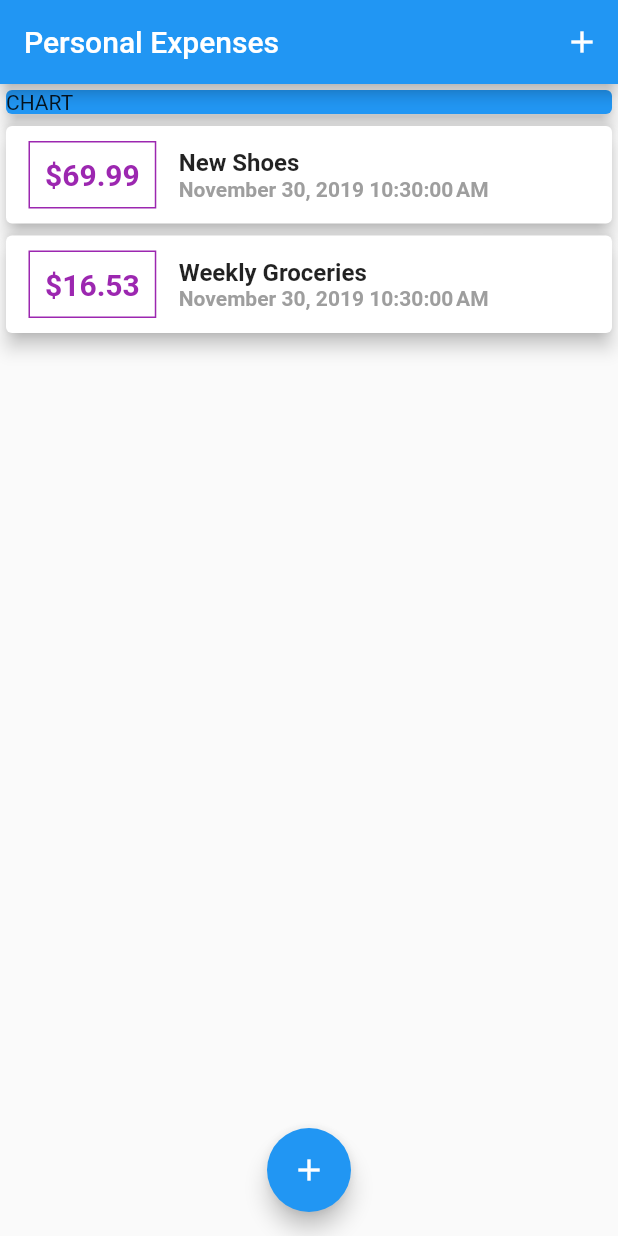
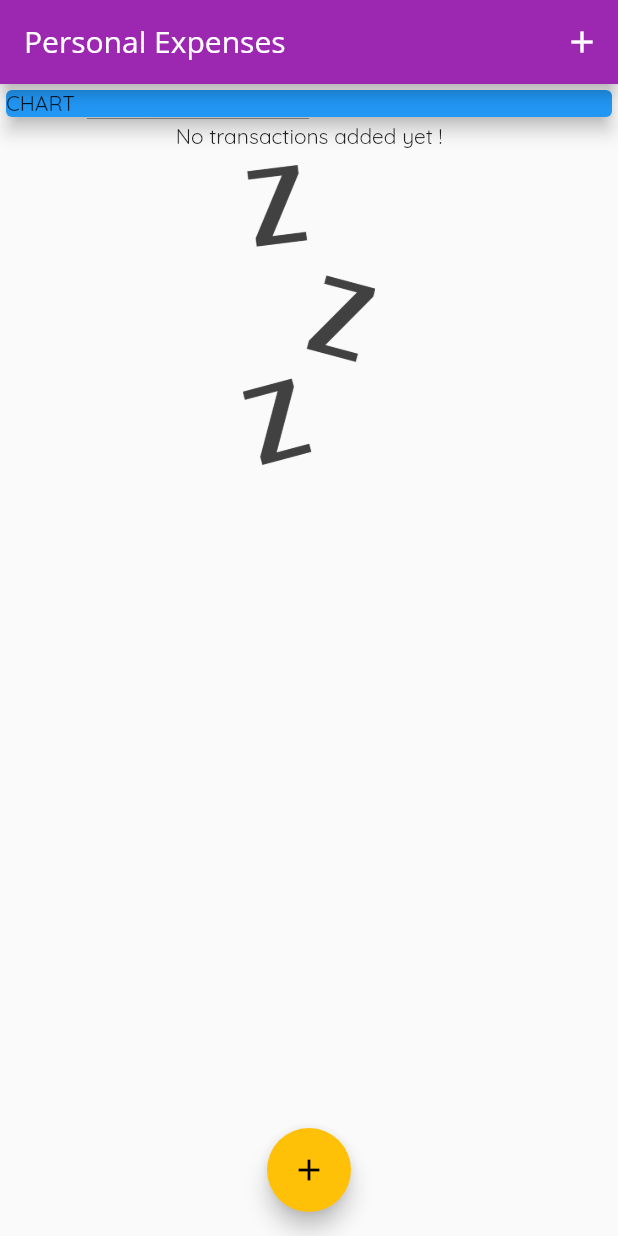
Before and after one commit to CaioRagazzi/secondAppFlutterCourse, a Flutter app: the screen it shows after launch, on a phone screen of 412 x 824 dp. Run offline on Flutter 3.47's test engine with Material 2 defaults, Android fonts, the phone set to English and light mode, and no system bars.

Commit message:
continuação curso flutter

```diff
--- a/lib/main.dart
+++ b/lib/main.dart
@@ -10,6 +10,10 @@ class MyApp extends StatelessWidget {
   Widget build(BuildContext context) {
     return MaterialApp(
       title: 'Personal Expenses',
+      theme: ThemeData(
+          primarySwatch: Colors.purple,
+          accentColor: Colors.amber,
+          fontFamily: 'Quicksand'),
       home: MyHomePage(),
     );
   }
@@ -21,15 +25,7 @@ class MyHomePage extends StatefulWidget {
 }
 
 class _MyHomePageState extends State<MyHomePage> {
-  final List<Transaction> _userTransaction = [
-    Transaction(
-        id: 't1', title: 'New Shoes', amount: 69.99, date: DateTime.now()),
-    Transaction(
-        id: 't2',
-        title: 'Weekly Groceries',
-        amount: 16.53,
-        date: DateTime.now()),
-  ];
+  final List<Transaction> _userTransaction = [];
 
   void _addTransaction(String title, double amount) {
     final newTx = Transaction(
@@ -55,7 +51,10 @@ class _MyHomePageState extends State<MyHomePage> {
   Widget build(BuildContext context) {
     return Scaffold(
       appBar: AppBar(
-        title: Text('Personal Expenses'),
+        title: Text(
+          'Personal Expenses',
+          style: TextStyle(fontFamily: 'OpenSans'),
+        ),
         actions: <Widget>[
           IconButton(
             icon: Icon(Icons.add),
--- a/lib/widgets/transaction_list.dart
+++ b/lib/widgets/transaction_list.dart
@@ -11,17 +11,34 @@ class TransactionList extends StatelessWidget {
   Widget build(BuildContext context) {
     return Container(
       height: 350,
-      child: ListView.builder(
+      child: userTransaction.isEmpty
+          ? Column(
+              children: <Widget>[
+                Text('No transactions added yet !'),
+                SizedBox(
+                  height: 10,
+                ),
+                Container(
+                  height: 200,
+                  child: Image.asset(
+                    'assets/images/waiting.png',
+                    fit: BoxFit.cover,
+                  ),
+                )
+              ],
+            )
+          : ListView.builder(
               itemBuilder: (ctx, index) {
                 return Card(
                   elevation: 5,
                   child: Row(
                     children: <Widget>[
                       Container(
-                  margin: EdgeInsets.symmetric(vertical: 10, horizontal: 15),
+                        margin:
+                            EdgeInsets.symmetric(vertical: 10, horizontal: 15),
                         decoration: BoxDecoration(
                           border: Border.all(
-                      color: Colors.purple,
+                            color: Theme.of(context).primaryColor,
                           ),
                         ),
                         padding: EdgeInsets.all(10),
@@ -38,15 +55,15 @@ class TransactionList extends StatelessWidget {
                         children: <Widget>[
                           Text(
                             userTransaction[index].title,
-                      style:
-                          TextStyle(fontWeight: FontWeight.bold, fontSize: 16),
+                            style: TextStyle(
+                                fontWeight: FontWeight.bold, fontSize: 16),
                           ),
                           Text(
                             DateFormat().format(userTransaction[index].date),
                             style: TextStyle(
                                 fontWeight: FontWeight.bold,
                                 fontSize: 14,
-                          color: Colors.grey),
+                                color: Theme.of(context).primaryColor),
                           )
                         ],
                       )
```
Also changed, not shown: pubspec.yaml (+13 -14 lines), assets/fonts/OpenSans-Bold.ttf (added), assets/fonts/OpenSans-Regular.ttf (added), assets/fonts/Quicksand-Bold.ttf (added), assets/fonts/Quicksand-Light.ttf (added), assets/fonts/Quicksand-Medium.ttf (added), assets/fonts/Quicksand-Regular.ttf (added), assets/images/waiting.png (added), lib/widgets/chart.dart (added). Lines whose indentation alone changed are shown as unchanged.
